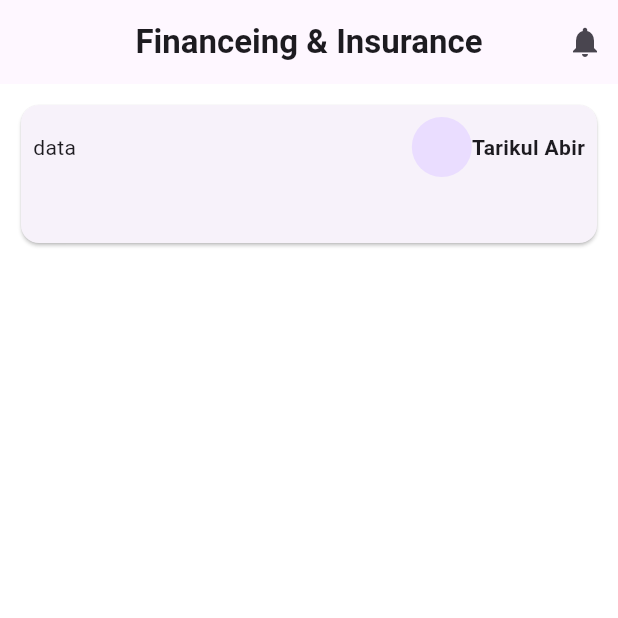
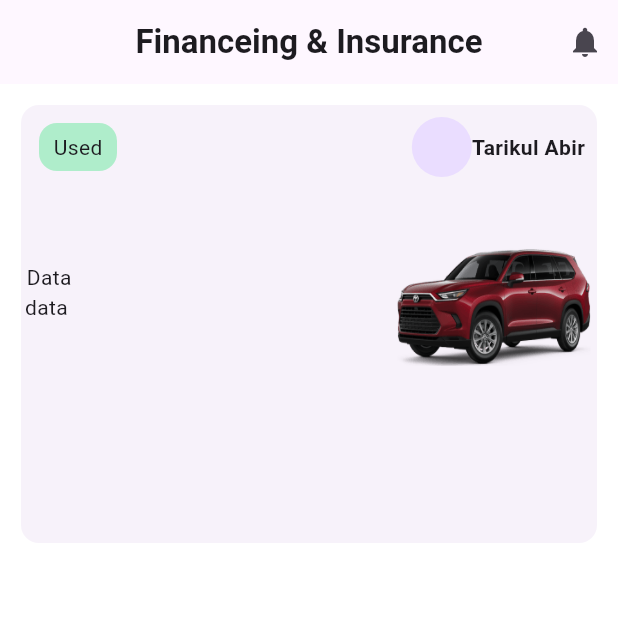
Before and after one commit to Tarikul69/car_01, a Flutter app: the finance screen opened directly, on a phone screen of 412 x 824 dp, the top half of it. Run offline on Flutter 3.47's test engine with Material 3 defaults, Android fonts, the phone set to English and light mode, and no system bars; our stand-ins replace get; missing offline and left inert: onboarding.

Commit message:
Update finance

```diff
--- a/lib/components/card.dart
+++ b/lib/components/card.dart
@@ -107,15 +107,24 @@
   return Container(
     child: SizedBox(
       width: MediaQuery.sizeOf(context).width,
-      height: 100,
+      height: 300,
       child: Card(
+        elevation: 0,
         child: Column(
           children: [
             Padding(
               padding: const EdgeInsets.all(8.0),
               child: Row(
                 children: [
-                Text("data"),
+                  SizedBox(
+                    child: Card(
+                      color: Color.fromARGB(115, 87, 231, 145),
+                      elevation: 0,
+                      child: Center(child: Text("Used")),
+                    ),
+                    height: 40,
+                    width: 60,
+                  ),
                   Spacer(),
                   CircleAvatar(),
                   Text(
@@ -125,8 +134,27 @@
                 ],
               ),
             ),
+            Row(
+              children: [
+                Column(
+                  children: [Text(" Data"), Text("data")],
+                ),
+                Spacer(),
+                SizedBox(
+                  height: MediaQuery.sizeOf(context).height / 6,
+                  width: MediaQuery.sizeOf(context).width / 3,
+                  child: Image.asset(
+                    'assets/toyota.png',
+                    fit: BoxFit.fill,
+                    width: MediaQuery.sizeOf(context).width,
+                    //height: MediaQuery.sizeOf(context).height,
+                  ),
+                ),
               ],
-      )),
+            )
+          ],
+        ),
+      ),
     ),
   );
 }
```
Lines whose indentation alone changed are shown as unchanged.
